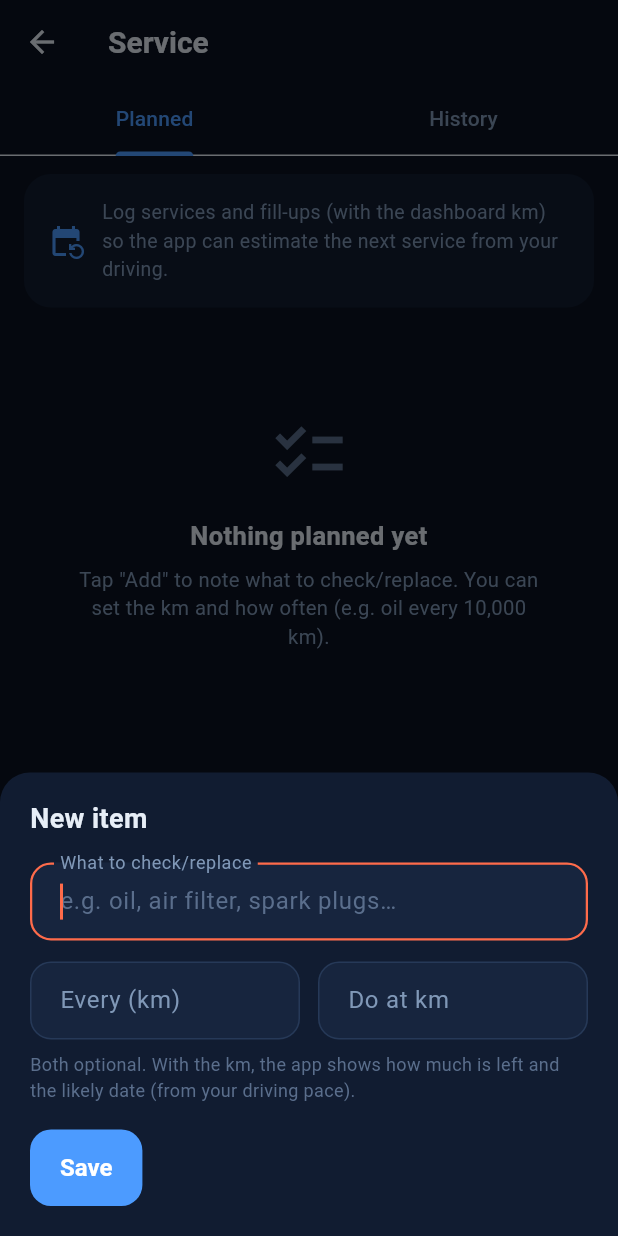
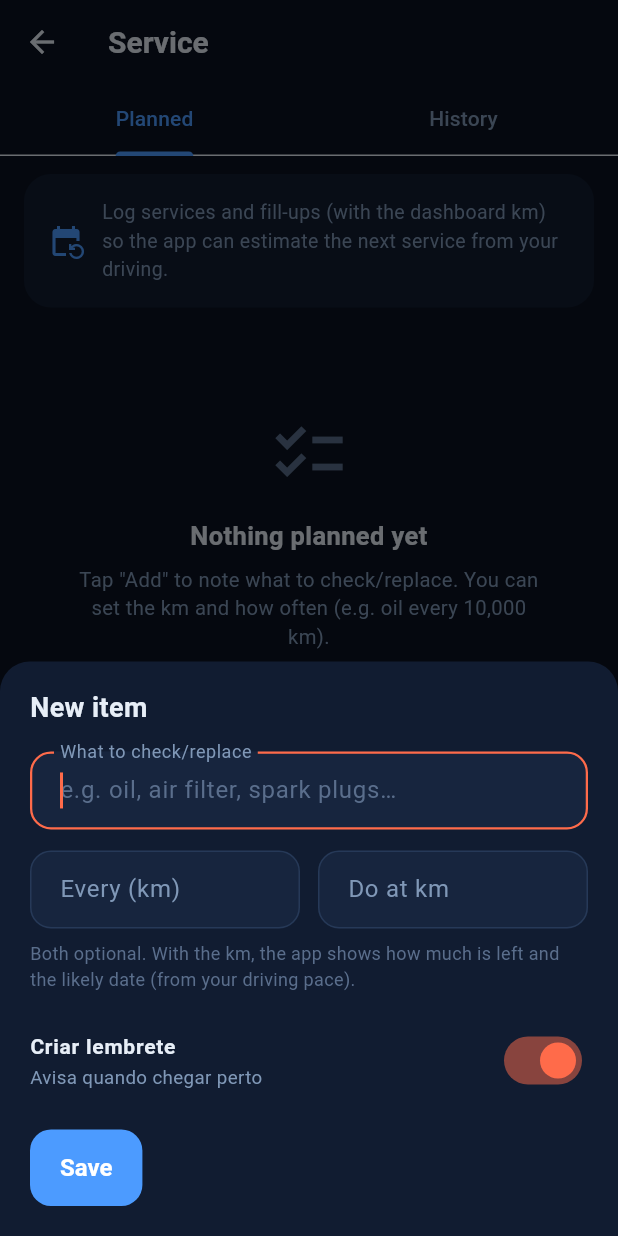
Before and after one commit to viniciostristao1/carlog_app, a Flutter app: the RevisoesScreen screen opened directly, after a tap on "Add", on a phone screen of 412 x 824 dp. Run offline on Flutter 3.47's test engine with Material 3 defaults, Android fonts, the light colour scheme and no system bars; our stand-ins replace cloud_firestore, file_picker, firebase_auth, firebase_core, flutter_local_notifications, flutter_riverpod and 5 more; missing offline and left inert: google_mlkit_text_recognition; accounts and stored records are empty.

Commit message:
v0.23.0: Lembrete auto ao programar
- switch Criar lembrete em ItemSheet cria Lembrete revisao com data estimada
- v0.23.0+33

```diff
--- a/app/lib/features/config/config_screen.dart
+++ b/app/lib/features/config/config_screen.dart
@@ -74,7 +74,7 @@ class ConfigScreen extends ConsumerWidget {
                                 fontSize: 16,
                                 fontWeight: FontWeight.w700)),
                         const SizedBox(height: 2),
-                        Text('${t.appTagline} · v0.22.0',
+                        Text('${t.appTagline} · v0.23.0',
                             style:
                                 TextStyle(color: AppColors.dim, fontSize: 12.5)),
                       ],
--- a/app/lib/features/revisoes/revisoes_screen.dart
+++ b/app/lib/features/revisoes/revisoes_screen.dart
@@ -2,6 +2,7 @@ import 'package:flutter/material.dart';
 import 'package:flutter/services.dart';
 import 'package:flutter_riverpod/flutter_riverpod.dart';
 
+import '../../models/lembrete.dart';
 import '../../models/programacao.dart';
 import '../../models/revisao.dart';
 import '../../models/veiculo.dart';
@@ -605,6 +606,7 @@ class _ItemSheetState extends ConsumerState<_ItemSheet> {
   late final TextEditingController _desc;
   late final TextEditingController _kmAlvo;
   late final TextEditingController _intervalo;
+  bool _criarLembrete = true;
 
   @override
   void initState() {
@@ -654,6 +656,31 @@ class _ItemSheetState extends ConsumerState<_ItemSheet> {
       limparIntervalo: _intervalo.text.trim().isEmpty,
     );
     await ref.read(programacaoProvider.notifier).salvar(item);
+    if (_criarLembrete &&
+        widget.original == null &&
+        (item.kmAlvo != null || item.intervaloKm != null)) {
+      final ab = ref.read(abastecimentosDoVeiculoProvider);
+      final odo = ultimoOdometro(ab);
+      final ritmo = ritmoKmPorDia(ab);
+      DateTime? venc;
+      if (item.kmAlvo != null && odo != null) {
+        final falta = item.kmAlvo! - odo;
+        venc = previsaoData(falta > 0 ? falta : 0, ritmo);
+      }
+      final veic = ref.read(veiculoSelecionadoProvider);
+      venc ??= DateTime.now().add(
+          Duration(days: (veic?.revisaoIntervaloMeses ?? 6) * 30));
+      venc = DateTime(venc.year, venc.month, venc.day, 9);
+      final lemb = Lembrete(
+        id: novoId(),
+        veiculoId: item.veiculoId,
+        tipo: TipoLembrete.revisao,
+        titulo: desc,
+        vencimento: venc,
+        recorrencia: Recorrencia.nenhuma,
+      );
+      await ref.read(lembretesProvider.notifier).salvar(lemb);
+    }
     if (mounted) Navigator.of(context).pop();
   }
 
@@ -730,7 +757,21 @@ class _ItemSheetState extends ConsumerState<_ItemSheet> {
               t.ambosOpcionais,
               style: TextStyle(color: AppColors.dim2, fontSize: 12),
             ),
-            const SizedBox(height: 18),
+            const SizedBox(height: 10),
+            SwitchListTile(
+              value: _criarLembrete,
+              onChanged: (v) => setState(() => _criarLembrete = v),
+              contentPadding: EdgeInsets.zero,
+              activeThumbColor: AppColors.accent,
+              title: Text('Criar lembrete',
+                  style: TextStyle(
+                      color: AppColors.text,
+                      fontSize: 14,
+                      fontWeight: FontWeight.w600)),
+              subtitle: Text('Avisa quando chegar perto',
+                  style: TextStyle(color: AppColors.dim, fontSize: 12.5)),
+            ),
+            const SizedBox(height: 10),
             FilledButton(
               onPressed: _salvar,
               style: FilledButton.styleFrom(
--- a/app/pubspec.yaml
+++ b/app/pubspec.yaml
@@ -4,7 +4,7 @@ publish_to: 'none'
 
 # versionName+versionCode. Ex.: 0.1.0+1 → versionName "0.1.0", versionCode 1.
 # O +N (versionCode) TEM de crescer a cada release. A tag do release = vX.Y.Z.
-version: 0.22.0+32
+version: 0.23.0+33
 
 environment:
   sdk: ^3.12.2
```
Also changed, not shown: 3 other files.
